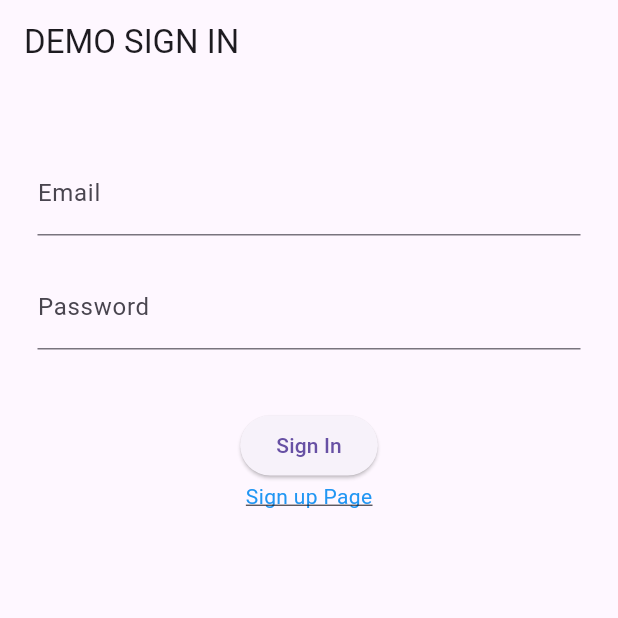
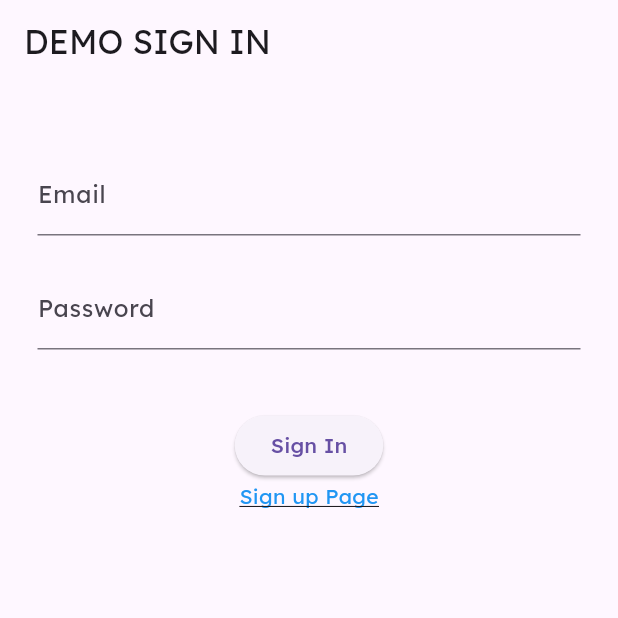
Before and after one commit to nonsomroop/sarnfan-flutter, a Flutter app: the screen it shows after launch, on a phone screen of 412 x 824 dp, the top half of it. Run offline on Flutter 3.47's test engine with Material 3 defaults, Android fonts, the phone set to English and light mode, and no system bars; our stand-ins replace flutter_dotenv, flutter_secure_storage, go_router, google_fonts.

Commit message:
[add] colors and font

```diff
--- a/sarnfan/lib/main.dart
+++ b/sarnfan/lib/main.dart
@@ -3,6 +3,7 @@ import 'package:flutter_dotenv/flutter_dotenv.dart';
 import 'package:provider/provider.dart';
 import 'package:sarnfan/providers/app_provider.dart';
 import 'package:sarnfan/routers/router.dart';
+import 'themes/app_theme.dart';
 
 Future<void> main() async {
   await dotenv.load(fileName: ".env");
@@ -15,8 +16,12 @@ class MyApp extends StatelessWidget {
   @override
   Widget build(BuildContext context) {
     return MultiProvider(
-        providers: [ChangeNotifierProvider(create: (context) => AppProvider()..init())],
+        providers: [
+          ChangeNotifierProvider(create: (context) => AppProvider()..init())
+        ],
         child: MaterialApp.router(
+          title: 'SarnFan',
+          theme: AppTheme.appTheme,
           routerConfig: router,
         ));
   }
--- /dev/null
+++ b/sarnfan/lib/themes/app_theme.dart
@@ -0,0 +1,87 @@
+import 'package:flutter/material.dart';
+import 'package:google_fonts/google_fonts.dart';
+import 'color_theme.dart';
+
+class AppTheme {
+  static ThemeData get appTheme {
+    return _appTheme;
+  }
+
+  static final ThemeData _appTheme = ThemeData(
+    useMaterial3: true,
+    fontFamily: GoogleFonts.lexend().fontFamily,
+    // scaffoldBackgroundColor: AppColors.cream,
+    // primaryColor: AppColors.yellow,
+    // elevatedButtonTheme: ElevatedButtonThemeData(
+    //     style: ButtonStyle(
+    //   backgroundColor: WidgetStateProperty.all<Color>(
+    //     AppColors.yellow,
+    //   ),
+    //   foregroundColor: WidgetStateProperty.all<Color>(
+    //     AppColors.white,
+    //   ),
+    //   shape: WidgetStateProperty.all<RoundedRectangleBorder>(
+    //     RoundedRectangleBorder(
+    //       borderRadius: BorderRadius.circular(10),
+    //     ),
+    //   ),
+    //   textStyle: WidgetStateProperty.all<TextStyle>(
+    //     const TextStyle(
+    //       fontWeight: FontWeight.w800,
+    //       fontSize: 18,
+    //       color: AppColors.white,
+    //     ),
+    //   ),
+    //   fixedSize: WidgetStateProperty.all<Size>(
+    //     const Size.fromHeight(50),
+    //   ),
+    //   elevation:
+    //       WidgetStateProperty.all<double>(0), // Remove the elevation here
+    // )),
+    // outlinedButtonTheme: OutlinedButtonThemeData(
+    //   style: ButtonStyle(
+    //     backgroundColor: WidgetStateProperty.all<Color>(AppColors.white),
+    //     foregroundColor: WidgetStateProperty.all<Color>(
+    //       AppColors.darkGrey,
+    //     ),
+    //     shape: WidgetStateProperty.all<RoundedRectangleBorder>(
+    //       RoundedRectangleBorder(
+    //         borderRadius: BorderRadius.circular(10),
+    //         side: const BorderSide(
+    //           // Add this line to set border
+    //           color: AppColors.lightGrey, // Set the color of the border
+    //           width: 1, // Set the width of the border
+    //         ),
+    //       ),
+    //     ),
+    //     textStyle: WidgetStateProperty.all<TextStyle>(
+    //       const TextStyle(
+    //         fontWeight: FontWeight.w500,
+    //         fontSize: 18,
+    //         color: AppColors.darkGrey,
+    //       ),
+    //     ),
+    //     fixedSize: WidgetStateProperty.all<Size>(const Size.fromHeight(50)),
+    //     elevation:
+    //         WidgetStateProperty.all<double>(0), // Remove the elevation here
+    //   ),
+    // ),
+    // textTheme: const TextTheme(
+    //   headlineLarge: TextStyle(
+    //       fontWeight: FontWeight.w600, fontSize: 40, color: AppColors.darkGrey),
+    //   headlineMedium: TextStyle(
+    //       fontWeight: FontWeight.w600, fontSize: 20, color: AppColors.darkGrey),
+    //   headlineSmall: TextStyle(
+    //       fontWeight: FontWeight.w600, fontSize: 20, color: AppColors.darkGrey),
+    //   bodyLarge: TextStyle(
+    //       fontWeight: FontWeight.w500, fontSize: 20, color: AppColors.darkGrey),
+    //   bodyMedium: TextStyle(
+    //       fontWeight: FontWeight.w500, fontSize: 18, color: AppColors.darkGrey),
+    //   bodySmall: TextStyle(
+    //       fontWeight: FontWeight.w400, fontSize: 14, color: AppColors.darkGrey),
+    // ),
+
+    expansionTileTheme: const ExpansionTileThemeData(
+        shape: Border(), backgroundColor: Colors.white),
+  );
+}
--- a/sarnfan/lib/themes/color_theme.dart
+++ b/sarnfan/lib/themes/color_theme.dart
@@ -8,4 +8,26 @@ class AppColors {
   static const smoke = Color(0xFFEEEEEE);
   static const white = Color(0xFFFBFBFB);
   static const grey = Color(0xFF233B3D);
+
+  static const pri500 = Color(0xFF68AE8C);
+  static const pri600 = Color(0xFF0096B7);
+  static const pri700 = Color(0xFF056573);
+  static const pri800 = Color(0xFF233B3D);
+
+  static const sec100 = Color(0xFFFCE387);
+  static const sec200 = Color(0xFFFFCF7A);
+  static const sec300 = Color(0xFFFABF58);
+  static const sec600 = Color(0xFFFB6D39);
+  static const sec700 = Color(0xFFDD641F);
+
+  static const neu50 = Color(0xFFF6F6F6);
+  static const neu100 = Color(0xFFEEEEEE);
+  static const neu200 = Color(0xFFE8E8E8);
+  static const neu300 = Color(0xFFD9D9D9);
+  static const neu400 = Color(0xFFC2C2C2);
+  static const neu500 = Color(0xFF929292);
+  static const neu600 = Color(0xFF7A7A7A);
+  static const neu700 = Color(0xFF5E5E5E);
+  static const neu800 = Color(0xFF3C3C3C);
+  static const neu900 = Color(0xFF262727);
 }
```
Also changed, not shown: sarnfan/pubspec.yaml (+7 -5 lines), sarnfan/assets/fonts/Lexend-VariableFont_wght.ttf (added), sarnfan/pubspec.lock.
